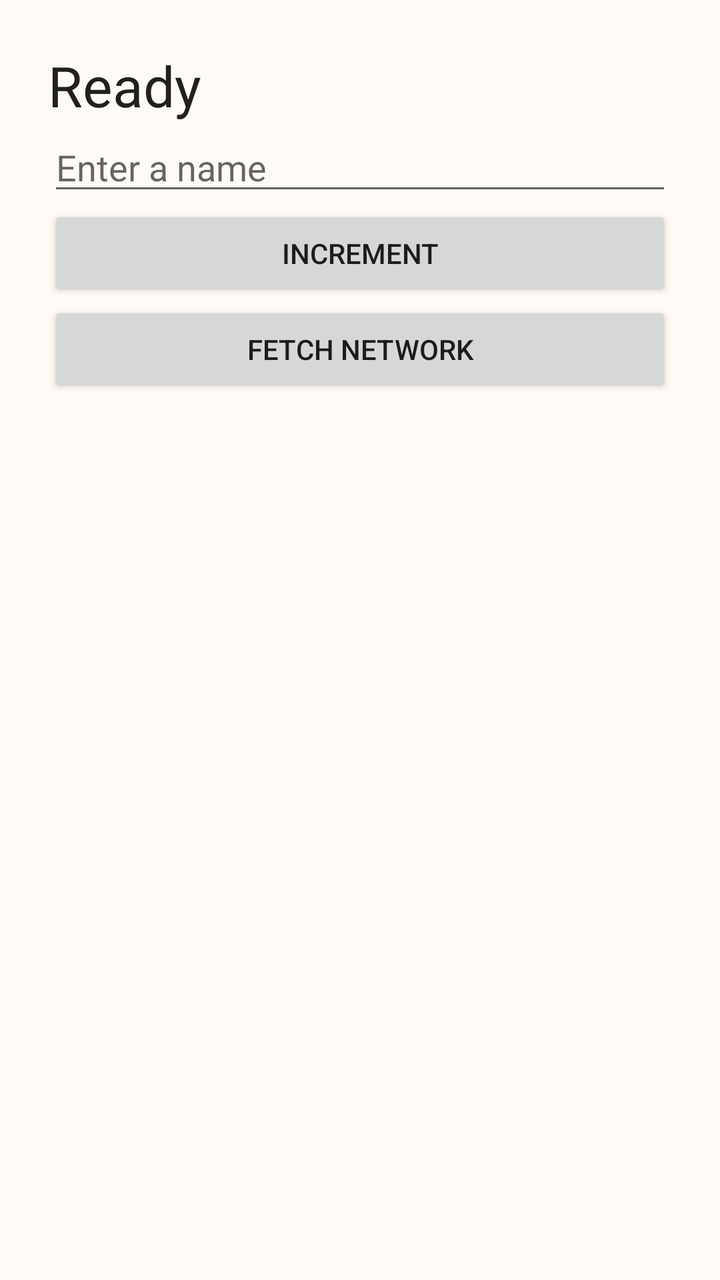
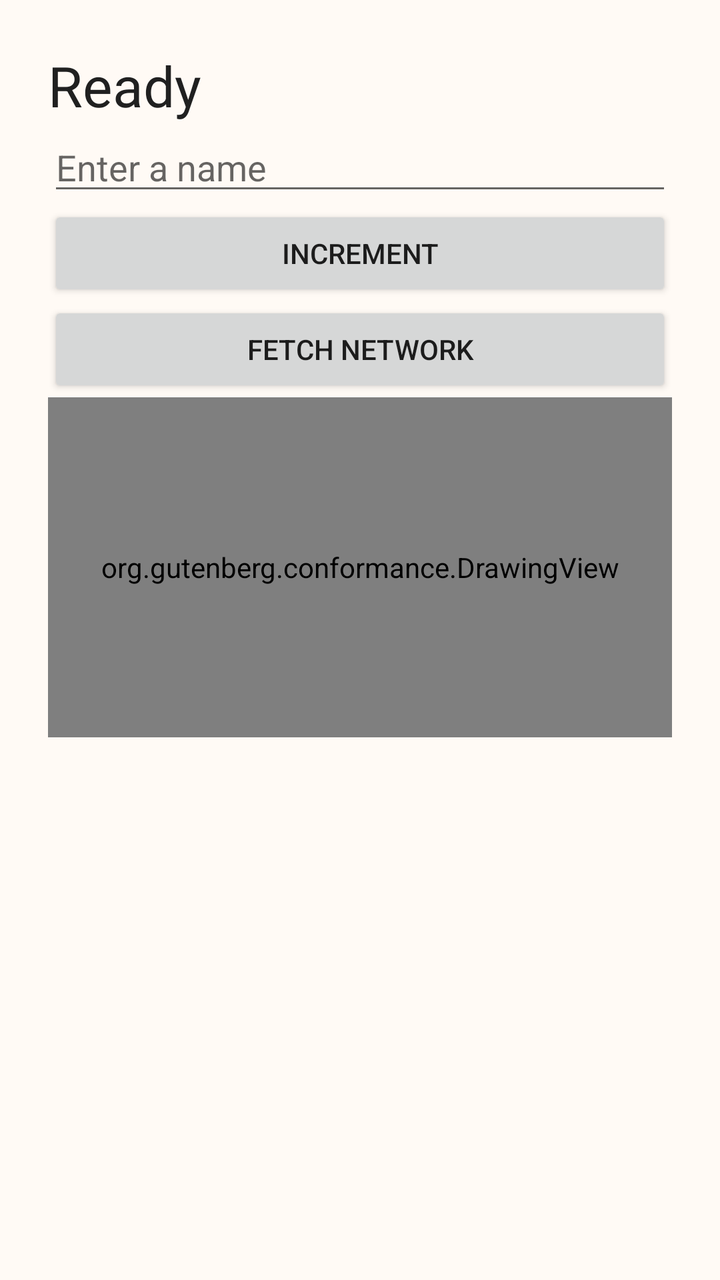

Compare the two renders of this Android layout. The source of the first and the diff that turns it into the second are given below.
<!-- AndroidManifest.xml: application theme android:Theme.Material.Light.NoActionBar -->
<!-- res/layout/main.xml -->
<LinearLayout xmlns:android="http://schemas.android.com/apk/res/android"
    android:layout_width="match_parent" android:layout_height="match_parent"
    android:orientation="vertical" android:padding="24dp" android:background="#fffaf5">
    <TextView android:id="@+id/status" android:layout_width="match_parent" android:layout_height="wrap_content"
        android:text="@string/welcome" android:textSize="28sp" android:textColor="#202020" />
    <EditText android:id="@+id/input" android:layout_width="match_parent" android:layout_height="wrap_content"
        android:hint="Enter a name" />
    <Button android:id="@+id/increment" android:layout_width="match_parent" android:layout_height="wrap_content"
        android:text="@string/increment" />
    <Button android:id="@+id/fetch" android:layout_width="match_parent" android:layout_height="wrap_content"
        android:text="Fetch network" />
</LinearLayout>
<!-- resources referenced by this layout -->
<resources>
  <string name="increment">Increment</string>
  <string name="welcome">Ready</string>
</resources>

<!-- the commit's change to res/layout/main.xml (unified diff, before → after) -->
@@ -9,4 +9,6 @@
         android:text="@string/increment" />
     <Button android:id="@+id/fetch" android:layout_width="match_parent" android:layout_height="wrap_content"
         android:text="Fetch network" />
+    <org.gutenberg.conformance.DrawingView android:id="@+id/drawing"
+        android:layout_width="match_parent" android:layout_height="170dp" />
 </LinearLayout>
